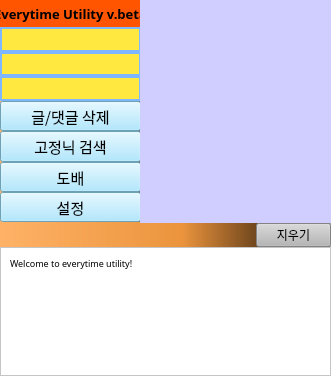
This is view/mainScreen.ui in cmh1027/everytimeUtility as Qt 5 draws it before an edit. The edited form follows.
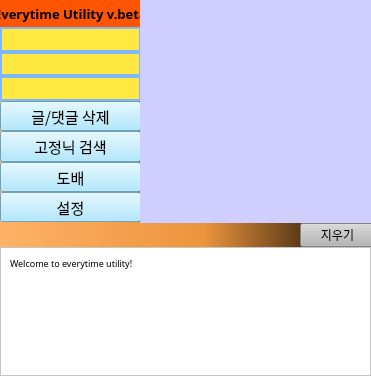
This is the edited form.

```diff
--- a/view/mainScreen.ui
+++ b/view/mainScreen.ui
@@ -6,7 +6,7 @@
    <rect>
     <x>0</x>
     <y>0</y>
-    <width>331</width>
+    <width>371</width>
     <height>376</height>
    </rect>
   </property>
@@ -18,13 +18,13 @@
   </property>
   <property name="minimumSize">
    <size>
-    <width>331</width>
+    <width>371</width>
     <height>376</height>
    </size>
   </property>
   <property name="maximumSize">
    <size>
-    <width>331</width>
+    <width>371</width>
     <height>377</height>
    </size>
   </property>
@@ -40,7 +40,7 @@
      <rect>
       <x>0</x>
       <y>247</y>
-      <width>331</width>
+      <width>371</width>
       <height>129</height>
      </rect>
     </property>
@@ -323,7 +323,7 @@
      <rect>
       <x>140</x>
       <y>0</y>
-      <width>191</width>
+      <width>231</width>
       <height>223</height>
      </rect>
     </property>
@@ -334,7 +334,7 @@
    <widget class="QPushButton" name="eraseButton">
     <property name="geometry">
      <rect>
-      <x>256</x>
+      <x>300</x>
       <y>223</y>
       <width>75</width>
       <height>24</height>
```
